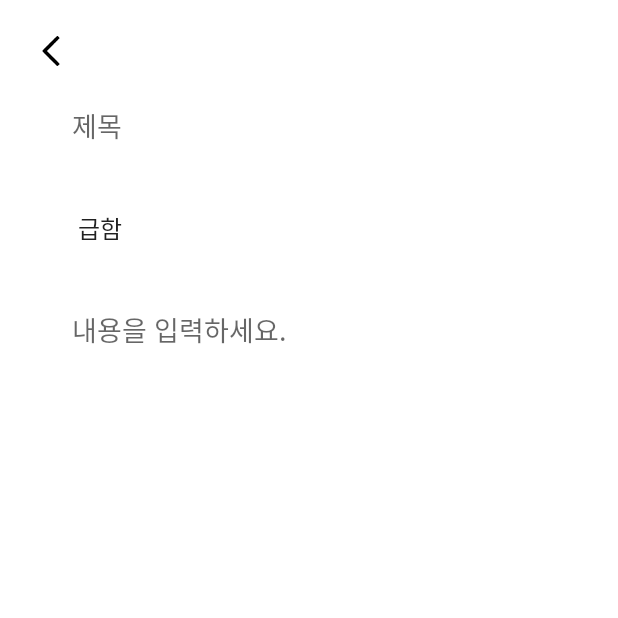
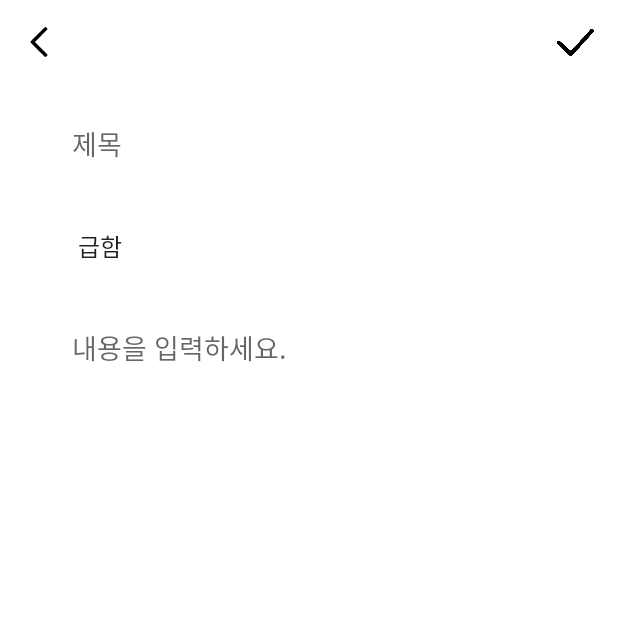
Before and after one commit to YunJaem06/ToDoApp, an Android app: the AddFragment screen opened through its navigation route, on a phone screen of 412 x 824 dp, the top half of it. Run offline under Robolectric (Android 15) with nearby library versions, the phone set to English and light mode, and no system bars; our stand-ins replace data binding.

Commit message:
add toolbar 커스텀 완료 적용까지

```diff
--- a/app/src/main/java/com/example/todolist/view/add/AddFragment.kt
+++ b/app/src/main/java/com/example/todolist/view/add/AddFragment.kt
@@ -1,10 +1,9 @@
 package com.example.todolist.view.add
 
 import android.os.Bundle
+import android.view.*
 import androidx.fragment.app.Fragment
-import android.view.LayoutInflater
-import android.view.View
-import android.view.ViewGroup
+import androidx.core.view.MenuProvider
 import androidx.navigation.fragment.findNavController
 import com.example.todolist.BaseFragment
 import com.example.todolist.R
@@ -13,6 +12,17 @@ import com.example.todolist.databinding.FragmentAddBinding
 class AddFragment : BaseFragment<FragmentAddBinding>(R.layout.fragment_add) {
     override fun init() {
 
+        binding.toolbarAdd.addMenuProvider(object : MenuProvider{
+            override fun onCreateMenu(menu: Menu, menuInflater: MenuInflater) {
+                menuInflater.inflate(R.menu.add_menu, menu)
+            }
+
+            override fun onMenuItemSelected(menuItem: MenuItem): Boolean {
+                return true
+            }
+
+        })
+
         binding.ivAddBack.setOnClickListener {
             findNavController().navigate(R.id.action_addFragment_to_listFragment)
         }
--- a/app/src/main/res/layout/fragment_add.xml
+++ b/app/src/main/res/layout/fragment_add.xml
@@ -5,21 +5,29 @@
         xmlns:tools="http://schemas.android.com/tools"
         android:layout_width="match_parent"
         android:layout_height="match_parent"
-        android:padding="24dp"
         tools:context=".view.add.AddFragment">
 
-        <ImageView
-            android:id="@+id/iv_add_back"
-            android:layout_width="20dp"
-            android:layout_height="20dp"
-            android:src="@drawable/icon_backward_arrow"
+        <androidx.appcompat.widget.Toolbar
+            android:id="@+id/toolbar_add"
+            android:layout_width="match_parent"
+            android:layout_height="?actionBarSize"
+            app:layout_constraintEnd_toEndOf="parent"
             app:layout_constraintStart_toStartOf="parent"
-            app:layout_constraintTop_toTopOf="parent" />
+            app:layout_constraintTop_toTopOf="parent">
+
+            <ImageView
+                android:id="@+id/iv_add_back"
+                android:layout_width="20dp"
+                android:layout_height="20dp"
+                android:src="@drawable/icon_backward_arrow" />
+
+        </androidx.appcompat.widget.Toolbar>
 
         <EditText
             android:id="@+id/edt_add_name"
             android:layout_width="0dp"
             android:layout_height="60dp"
+            android:layout_marginHorizontal="24dp"
             android:layout_marginTop="10dp"
             android:background="@android:color/transparent"
             android:ems="10"
@@ -28,12 +36,13 @@
             android:paddingEnd="24dp"
             app:layout_constraintEnd_toEndOf="parent"
             app:layout_constraintStart_toStartOf="parent"
-            app:layout_constraintTop_toBottomOf="@id/iv_add_back" />
+            app:layout_constraintTop_toBottomOf="@id/toolbar_add" />
 
         <Spinner
             android:id="@+id/sn_add_rank"
             android:layout_width="0dp"
             android:layout_height="60dp"
+            android:layout_marginHorizontal="24dp"
             android:layout_marginTop="8dp"
             android:background="@android:color/transparent"
             android:entries="@array/Rank"
@@ -47,10 +56,12 @@
             android:id="@+id/edt_add_content"
             android:layout_width="0dp"
             android:layout_height="0dp"
+            android:layout_marginHorizontal="24dp"
             android:layout_marginTop="8dp"
+            android:layout_marginBottom="24dp"
             android:background="@android:color/transparent"
+            android:ems="10"
             android:gravity="top|start"
-            android:ems="10"
             android:hint="@string/add_content"
             android:inputType="textMultiLine"
             android:paddingStart="24dp"
--- /dev/null
+++ b/app/src/main/res/menu/add_menu.xml
@@ -0,0 +1,10 @@
+<?xml version="1.0" encoding="utf-8"?>
+<menu xmlns:android="http://schemas.android.com/apk/res/android"
+    xmlns:app="http://schemas.android.com/apk/res-auto">
+    <item
+        android:id="@+id/menu_add"
+        android:title="저장"
+        android:icon="@drawable/icon_check"
+        app:showAsAction="ifRoom"/>
+
+</menu>
```
Also changed, not shown: app/src/main/res/drawable/icon_check.png (added).
